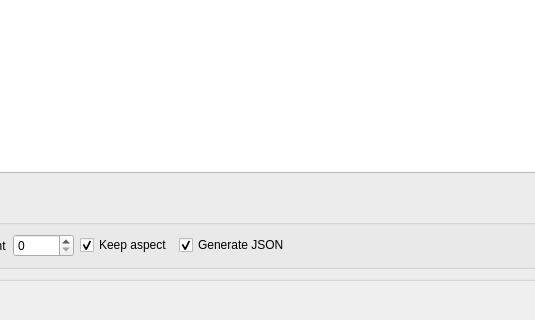
First picture: the form in editor/gui/dlgsvg.ui, repository ensisoft/detonator, before the edit; both pictures show x 168 to 703 and y 518 to 838 of the 1053 by 838 pixel window.
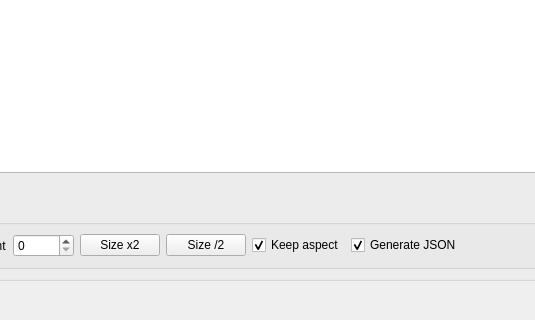
Second picture: the form after the edit. Icons and pictures are not drawn. Custom widgets are drawn as their Qt base class.

Commit message:
Enhance SVG viewer dialog and image export
Enhance SVG viewer dialog and image export:

- Use sRGB as the expected image format when writing JSON.
- Add buttons to double and halve the canvas (raster) size.

What changed in the file:
```diff
--- a/editor/gui/dlgsvg.ui
+++ b/editor/gui/dlgsvg.ui
@@ -291,6 +291,20 @@
            </property>
           </widget>
          </item>
+         <item>
+          <widget class="QPushButton" name="btnDoubleCanvasSize">
+           <property name="text">
+            <string>Size x2</string>
+           </property>
+          </widget>
+         </item>
+         <item>
+          <widget class="QPushButton" name="btnHalveCanvasSize">
+           <property name="text">
+            <string>Size /2</string>
+           </property>
+          </widget>
+         </item>
          <item>
           <widget class="QCheckBox" name="chkRasterAspect">
            <property name="text">
```
Left out of the diff: 4 changed lines with no effect on the pictures. The commit also changes 2 other files.
